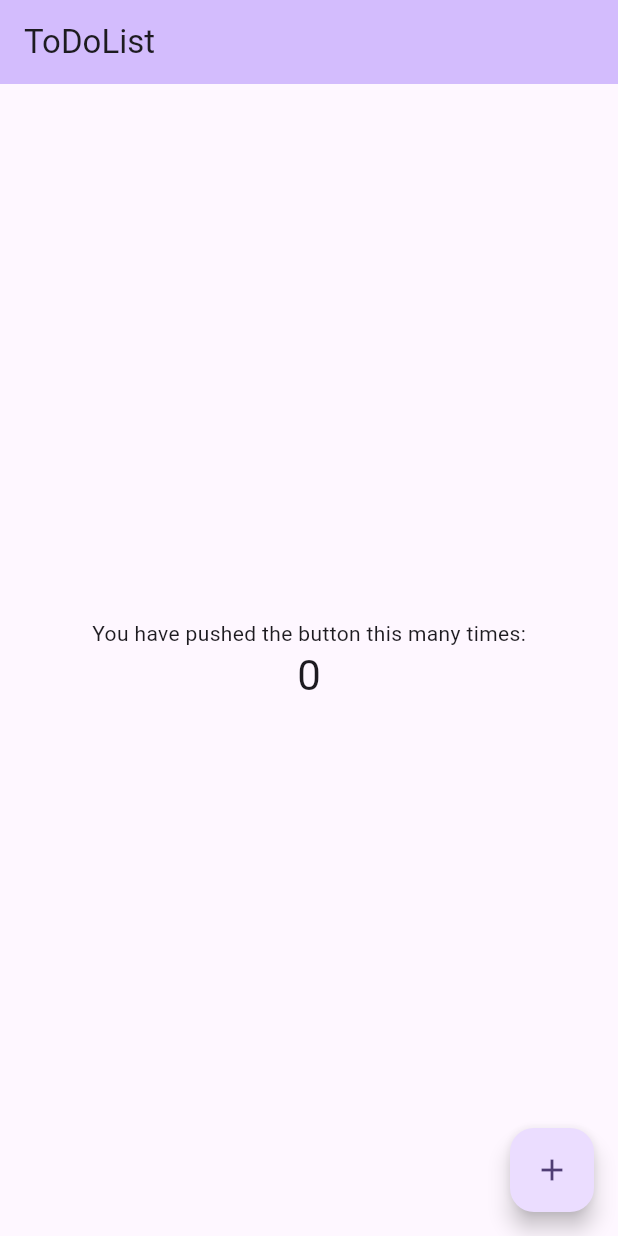
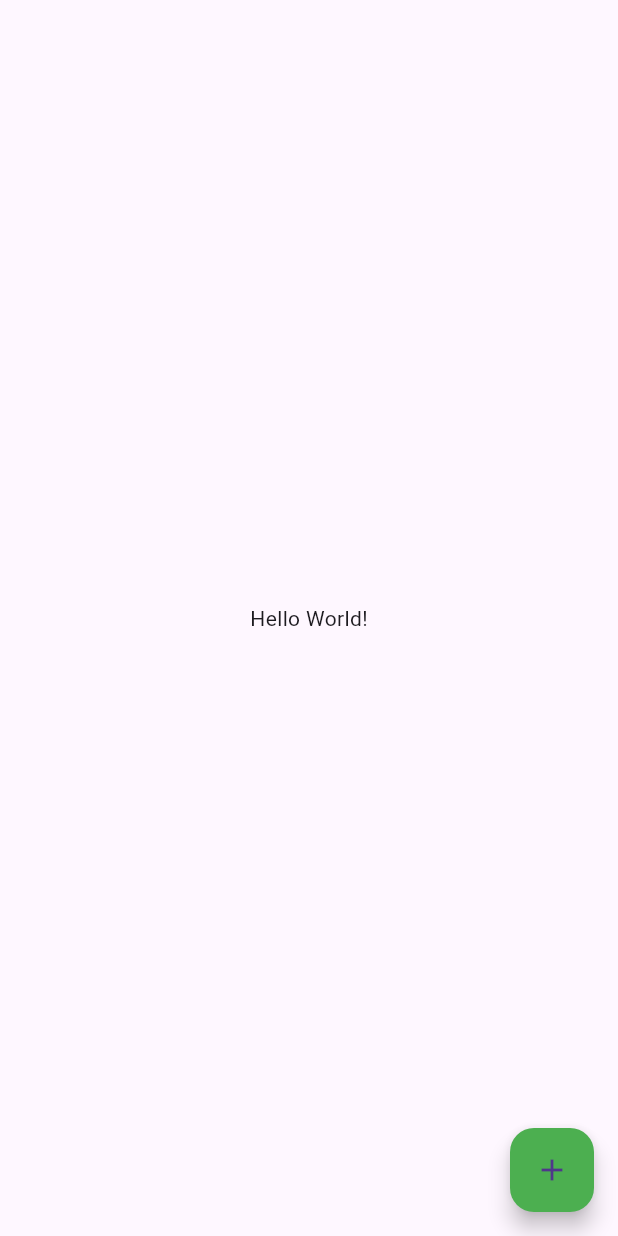
Before and after one commit to alannMonnier/ToDoList, a Flutter app: the screen it shows after launch, on a phone screen of 412 x 824 dp. Run offline on Flutter 3.47's test engine with Material 3 defaults, Android fonts, the phone set to English and light mode, and no system bars.

Commit message:
partie 1 fini

```diff
--- /dev/null
+++ b/todo_list/lib/details.dart
@@ -0,0 +1,15 @@
+import 'package:flutter/material.dart';
+
+class Details extends StatefulWidget {
+  const Details({super.key});
+
+  @override
+  State<Details> createState() => _DetailsState();
+}
+
+class _DetailsState extends State<Details> {
+  @override
+  Widget build(BuildContext context) {
+    return const Placeholder();
+  }
+}
--- a/todo_list/lib/main.dart
+++ b/todo_list/lib/main.dart
@@ -1,6 +1,7 @@
 import 'package:flutter/material.dart';
-import 'package:todo_list/todo_list_app.dart';
+
+import 'main_app.dart';
 
 void main() {
-  runApp(const ToDoListApp());
+  runApp(const MainApp());
 }
--- /dev/null
+++ b/todo_list/lib/main_app.dart
@@ -0,0 +1,15 @@
+import 'package:flutter/material.dart';
+
+import 'master.dart';
+
+class MainApp extends StatelessWidget {
+  const MainApp({super.key});
+
+  @override
+  Widget build(BuildContext context) {
+    return const MaterialApp(
+      home: Master(),
+      title: "ToDoList",
+    );
+  }
+}
--- /dev/null
+++ b/todo_list/lib/master.dart
@@ -0,0 +1,23 @@
+import 'package:flutter/material.dart';
+
+class Master extends StatelessWidget {
+  const Master({super.key});
+
+  get onPressed => null;
+
+
+
+  @override
+  Widget build(BuildContext context) {
+    return Scaffold(
+      body: Center(
+        child: Text('Hello World!'),
+      ),
+      floatingActionButton: FloatingActionButton(
+          onPressed: onPressed,
+          child: Icon(Icons.add),
+          backgroundColor: Colors.green,
+      ),
+    );
+  }
+}
--- a/todo_list/lib/todo_list_app.dart
+++ /dev/null
@@ -1,67 +0,0 @@
-import 'package:flutter/material.dart';
-
-class ToDoListApp extends StatelessWidget {
-  const ToDoListApp({super.key});
-
-  // This widget is the root of your application.
-  @override
-  Widget build(BuildContext context) {
-    return MaterialApp(
-      title: 'ToDoList',
-      theme: ThemeData(
-        colorScheme: ColorScheme.fromSeed(seedColor: Colors.deepPurple),
-        useMaterial3: true,
-      ),
-      home: const _ToDoListAppState(title: 'ToDoList'),
-    );
-  }
-}
-
-class _ToDoListAppState extends StatefulWidget {
-  const _ToDoListAppState({super.key, required this.title});
-
-  final String title;
-
-  @override
-  State<_ToDoListAppState> createState() => _MyHomePageState();
-}
-
-class _MyHomePageState extends State<_ToDoListAppState> {
-  int _counter = 0;
-
-  void _incrementCounter() {
-    setState(() {
-      _counter++;
-    });
-  }
-
-  @override
-  Widget build(BuildContext context) {
-
-    return Scaffold(
-      appBar: AppBar(
-         backgroundColor: Theme.of(context).colorScheme.inversePrimary,
-        title: Text(widget.title),
-      ),
-      body: Center(
-        child: Column(
-          mainAxisAlignment: MainAxisAlignment.center,
-          children: <Widget>[
-            const Text(
-              'You have pushed the button this many times:',
-            ),
-            Text(
-              '$_counter',
-              style: Theme.of(context).textTheme.headlineMedium,
-            ),
-          ],
-        ),
-      ),
-      floatingActionButton: FloatingActionButton(
-        onPressed: _incrementCounter,
-        tooltip: 'Increment',
-        child: const Icon(Icons.add),
-      ), // This trailing comma makes auto-formatting nicer for build methods.
-    );
-  }
-}
```
